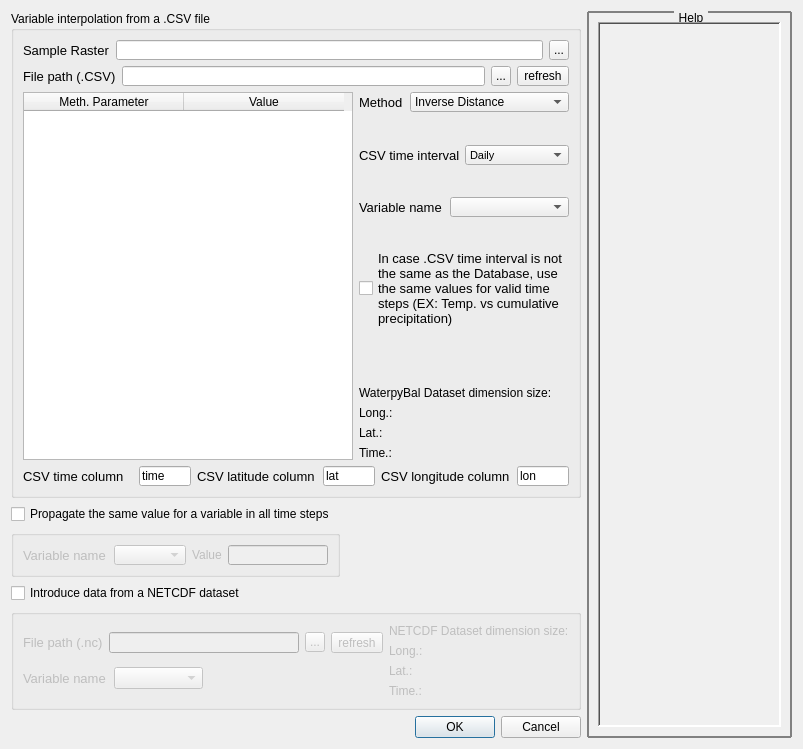
Qt form waterpybal_ui_py_inc_functions/waterpybal_ui_design/var_spat_interpol.ui (IDAEA-EVS/waterpybal) before a commit.
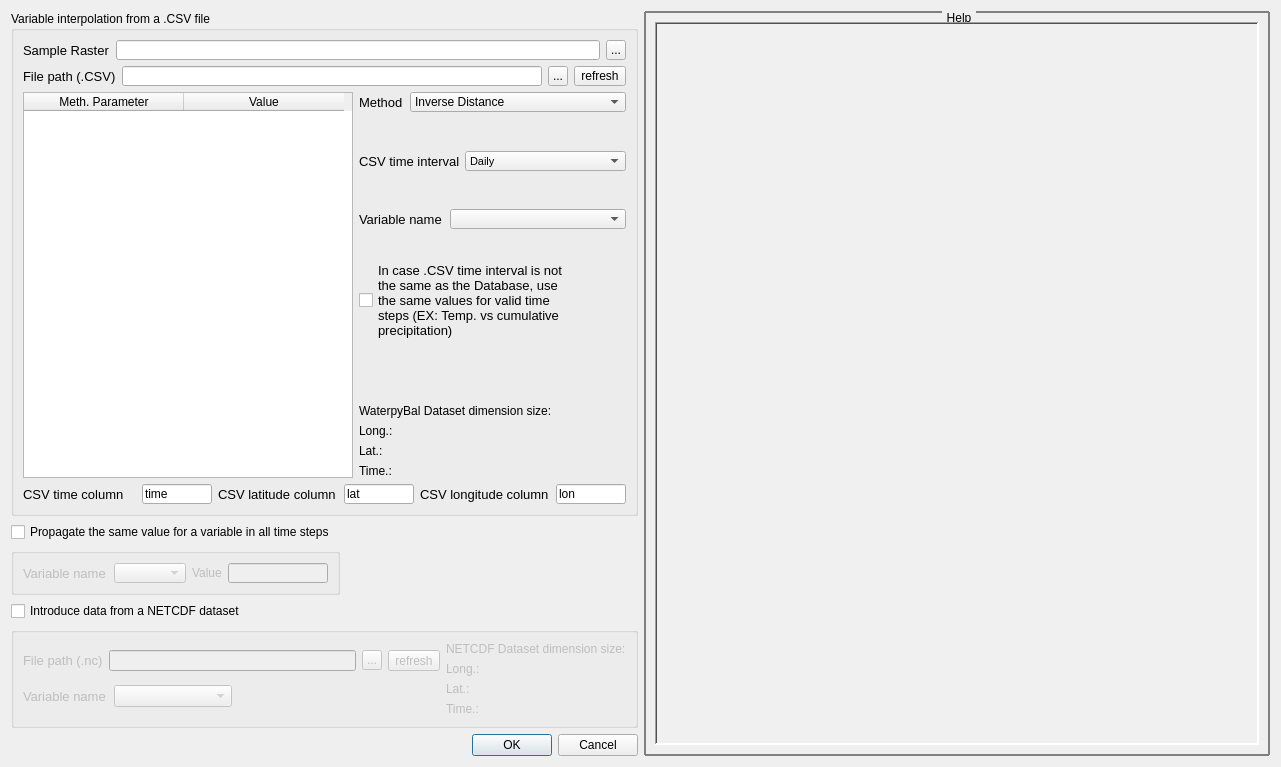
The same form after that commit.

Patch:
```diff
--- a/waterpybal_ui_py_inc_functions/waterpybal_ui_design/var_spat_interpol.ui
+++ b/waterpybal_ui_py_inc_functions/waterpybal_ui_design/var_spat_interpol.ui
@@ -6,14 +6,20 @@
    <rect>
     <x>0</x>
     <y>0</y>
-    <width>803</width>
-    <height>749</height>
+    <width>1281</width>
+    <height>767</height>
    </rect>
   </property>
+  <property name="sizePolicy">
+   <sizepolicy hsizetype="MinimumExpanding" vsizetype="MinimumExpanding">
+    <horstretch>0</horstretch>
+    <verstretch>0</verstretch>
+   </sizepolicy>
+  </property>
   <property name="minimumSize">
    <size>
-    <width>800</width>
-    <height>620</height>
+    <width>1140</width>
+    <height>750</height>
    </size>
   </property>
   <property name="windowTitle">
@@ -24,12 +30,24 @@
     <layout class="QVBoxLayout" name="verticalLayout_6">
      <item>
       <widget class="QGroupBox" name="groupBox_variable_input">
+       <property name="sizePolicy">
+        <sizepolicy hsizetype="Maximum" vsizetype="Preferred">
+         <horstretch>0</horstretch>
+         <verstretch>0</verstretch>
+        </sizepolicy>
+       </property>
        <property name="minimumSize">
         <size>
          <width>570</width>
          <height>385</height>
         </size>
        </property>
+       <property name="maximumSize">
+        <size>
+         <width>630</width>
+         <height>16777215</height>
+        </size>
+       </property>
        <property name="title">
         <string>Variable interpolation from a .CSV file</string>
        </property>
@@ -722,6 +740,18 @@
        <property name="enabled">
         <bool>false</bool>
        </property>
+       <property name="sizePolicy">
+        <sizepolicy hsizetype="Maximum" vsizetype="Preferred">
+         <horstretch>0</horstretch>
+         <verstretch>0</verstretch>
+        </sizepolicy>
+       </property>
+       <property name="maximumSize">
+        <size>
+         <width>630</width>
+         <height>16777215</height>
+        </size>
+       </property>
        <property name="title">
         <string/>
        </property>
@@ -917,10 +947,16 @@
    </item>
    <item>
     <widget class="QGroupBox" name="groupBox_help">
+     <property name="sizePolicy">
+      <sizepolicy hsizetype="MinimumExpanding" vsizetype="MinimumExpanding">
+       <horstretch>0</horstretch>
+       <verstretch>0</verstretch>
+      </sizepolicy>
+     </property>
      <property name="minimumSize">
       <size>
-       <width>150</width>
-       <height>0</height>
+       <width>500</width>
+       <height>730</height>
       </size>
      </property>
      <property name="font">
```
Left out of the diff: 3 changed lines with no effect on the pictures.
